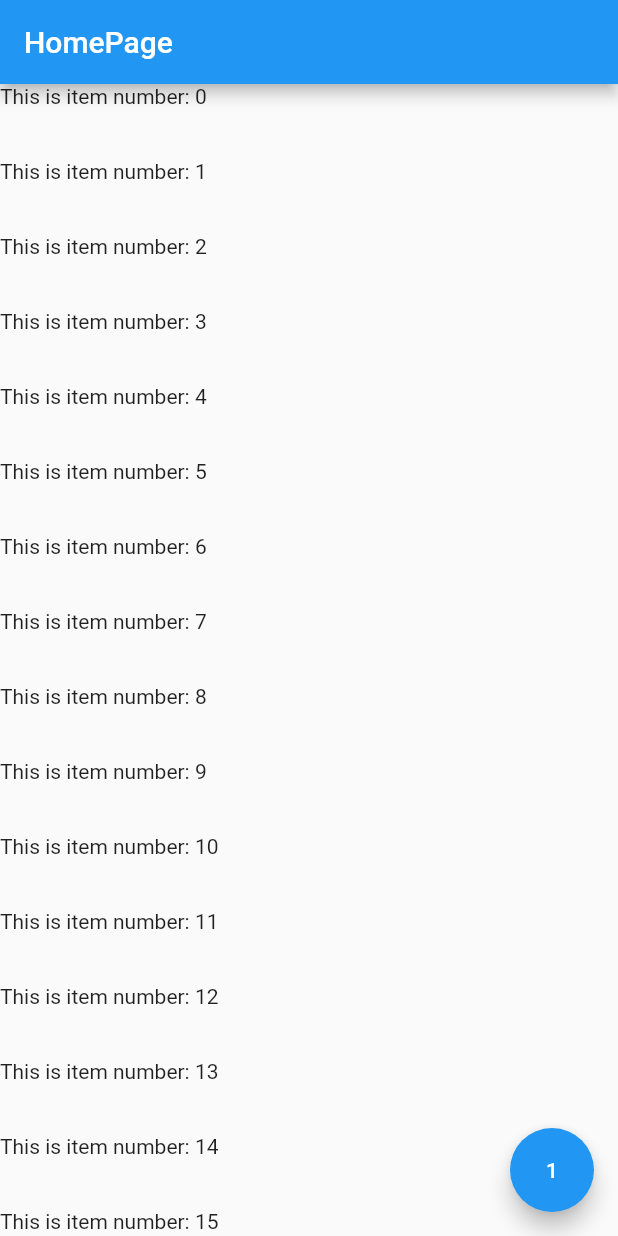
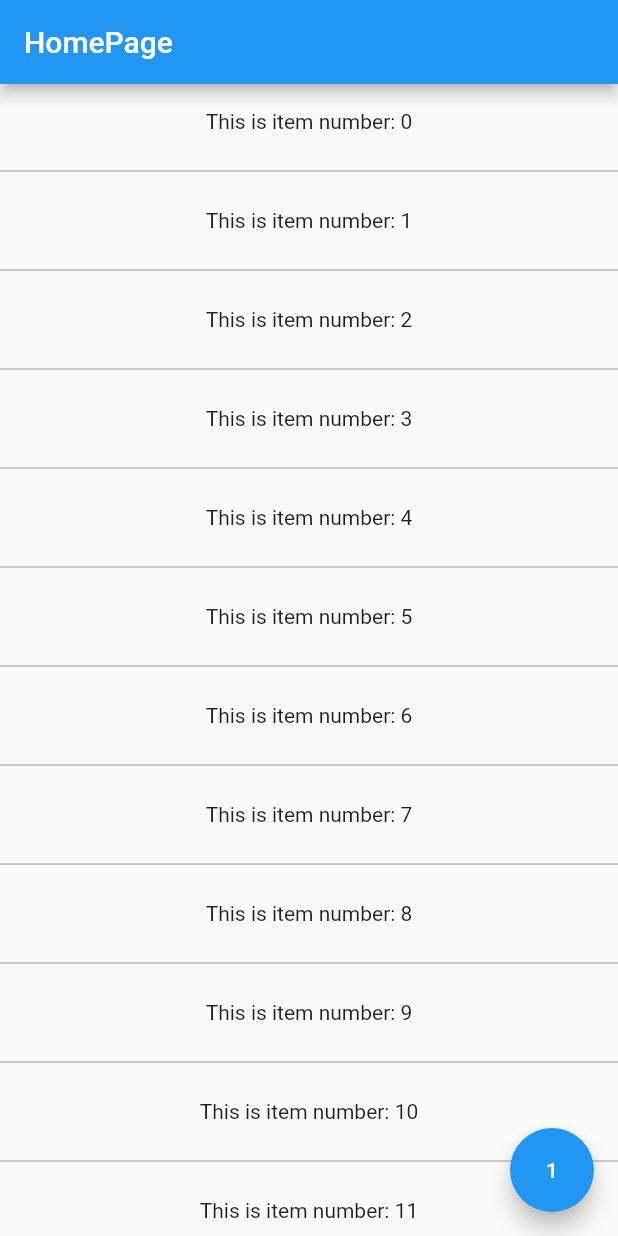
Before and after one commit to sansomguy/rate_it, a Flutter app: the screen it shows after launch, after a tap on an icon or button, on a phone screen of 412 x 824 dp. Run offline on Flutter 3.47's test engine with Material 2 defaults, Android fonts, the phone set to English and light mode, and no system bars; our stand-ins replace flutter_redux, redux.

Commit message:
Added navigation to the list items

```diff
--- a/lib/home/home.dart
+++ b/lib/home/home.dart
@@ -1,7 +1,7 @@
 
 import 'package:flutter/material.dart';
 import 'package:flutter_redux/flutter_redux.dart';
-import 'package:rate_it/todo_list_view/todo_list_view.dart';
+import 'package:rate_it/todo/list/todo_list_view.dart';
 import '../state/state.dart' as state;
 
 class MyHomePageViewModel {
--- a/lib/state/state.dart
+++ b/lib/state/state.dart
@@ -1,4 +1,5 @@
-import 'package:rate_it/todo_list_state/reducer.dart';
+import 'package:rate_it/todo/state/model.dart';
+import 'package:rate_it/todo/state/reducer.dart';
 
 enum Actions { Increment }
 
--- /dev/null
+++ b/lib/todo/list/todo_list_view.dart
@@ -0,0 +1,56 @@
+import 'package:flutter/material.dart';
+import 'package:flutter_redux/flutter_redux.dart';
+import 'package:rate_it/state/state.dart';
+import 'package:rate_it/todo/item/route.dart';
+import 'package:rate_it/todo/state/actions.dart';
+import 'package:rate_it/todo/state/model.dart';
+
+class TodoListViewModel {
+  final List<TodoItem> items;
+  final Function complete;
+  final Function selectItem;
+  TodoListViewModel({this.items, this.complete, this.selectItem});
+}
+
+class TodoListView extends StatelessWidget {
+  @override
+  Widget build(BuildContext context) {
+    return StoreConnector<AppState, TodoListViewModel>(
+      converter: (store) {
+        return TodoListViewModel(
+            items: store.state.todoListState.todoList,
+            complete: (int itemId) => store.dispatch(CompleteTodoListItemAction(itemId)),
+            selectItem: (TodoItem item) => store.dispatch(SelectTodoItemAction(item))
+
+        );
+      },
+      builder: (BuildContext context, TodoListViewModel vm) {
+        return ListView.separated(
+          itemCount: vm.items.length,
+          padding: EdgeInsets.all(0),
+          itemBuilder: (BuildContext context, int index){
+
+            if(vm.items.length <= index){
+              return null;
+            }
+
+            var item = vm.items[index];
+            return InkWell(
+              onTap: () {
+                vm.selectItem(item);
+                Navigator.push(context, MaterialPageRoute(builder:(context) => TodoItemRoute()));
+              },
+              child: Container(
+                  height: 50,
+                  child: Center(child: Text(item.title))
+              ),
+            );
+          },
+          separatorBuilder: (context, index) => Divider( color: Colors.black38)
+        );
+      },
+
+    );
+  }
+
+}
--- /dev/null
+++ b/lib/todo/state/actions.dart
@@ -0,0 +1,16 @@
+import 'model.dart';
+
+String CompleteItem = '[TodoList] Complete Item';
+String SelectItem = '[TodoList] select item';
+
+class CompleteTodoListItemAction {
+  final String type = CompleteItem;
+  final int todoItemId;
+  CompleteTodoListItemAction(this.todoItemId);
+}
+
+class SelectTodoItemAction {
+  final String type = SelectItem;
+  final TodoItem item;
+  SelectTodoItemAction(this.item);
+}
--- /dev/null
+++ b/lib/todo/state/model.dart
@@ -0,0 +1,7 @@
+class TodoItem {
+  final int id;
+  String title;
+  bool completed;
+
+  TodoItem({this.id, this.title, this.completed});
+}
--- /dev/null
+++ b/lib/todo/state/reducer.dart
@@ -0,0 +1,23 @@
+import 'actions.dart';
+import 'model.dart';
+
+class TodoListState {
+  List<TodoItem> todoList;
+  TodoItem selectedItem;
+
+  TodoListState({this.todoList});
+}
+
+Function lookupById(int id) => (TodoItem item) => item.id == id;
+
+TodoListState todoListReducer(TodoListState state, dynamic action) {
+  if(action is CompleteTodoListItemAction) {
+    var item = state.todoList.firstWhere(lookupById(action.todoItemId));
+    item.completed = true;
+  }
+
+  if(action is SelectTodoItemAction) {
+    state.selectedItem = action.item;
+  }
+  return state;
+}
--- a/lib/todo_list_state/actions.dart
+++ /dev/null
@@ -1,12 +0,0 @@
-String CompleteItem = '[TodoList] Complete Item';
-
-abstract class TodoListAction {
-  final int todoItemId;
-
-  TodoListAction(this.todoItemId);
-}
-
-class CompleteTodoListItemAction extends TodoListAction{
-  final String type = CompleteItem;
-  CompleteTodoListItemAction(int todoItemId): super(todoItemId);
-}
--- a/lib/todo_list_state/reducer.dart
+++ /dev/null
@@ -1,35 +0,0 @@
-import 'package:rate_it/todo_list_state/actions.dart';
-
-class TodoListState {
-  List<TodoItem> todoList;
-
-  TodoListState({this.todoList});
-}
-
-
-class TodoItem {
-  final int id;
-  String title;
-  bool completed;
-
-  TodoItem({this.id, this.title, this.completed});
-}
-
-
-Function lookupById(TodoListAction action) => (TodoItem item) => item.id == action.todoItemId;
-
-TodoListState todoListReducer(TodoListState state, dynamic action) {
-  if(action is CompleteTodoListItemAction) {
-    var item = state.todoList.firstWhere(lookupById(action));
-    if(item == null) {
-      throw Exception(['Could find item to complete: ${action.todoItemId}']);
-    }
-
-    state.todoList.removeWhere(lookupById(action));
-    item.completed = true;
-
-    state.todoList.add(item);
-  }
-
-  return state;
-}
--- a/lib/todo_list_view/todo_list_view.dart
+++ /dev/null
@@ -1,38 +0,0 @@
-import 'package:flutter/cupertino.dart';
-import 'package:flutter_redux/flutter_redux.dart';
-import 'package:rate_it/state/state.dart';
-import 'package:rate_it/todo_list_state/actions.dart';
-import 'package:rate_it/todo_list_state/reducer.dart';
-
-class TodoListViewModel {
-  final List<TodoItem> items;
-  final Function complete;
-  TodoListViewModel({this.items, this.complete});
-}
-
-class TodoListView extends StatelessWidget {
-  @override
-  Widget build(BuildContext context) {
-    return StoreConnector<AppState, TodoListViewModel>(
-      converter: (store) {
-        return TodoListViewModel(items: store.state.todoListState.todoList, complete: (int itemId) => store.dispatch(CompleteTodoListItemAction(itemId)));
-      },
-      builder: (BuildContext context, TodoListViewModel vm) {
-        return ListView.builder(
-          itemBuilder: (BuildContext context, int index){
-
-            if(vm.items.length <= index){
-              return null;
-            }
-            return Container(
-                height: 50,
-                child: Text(vm.items[index].title)
-            );
-          },
-        );
-      },
-
-    );
-  }
-
-}
```
Also changed, not shown: lib/todo/item/route.dart (added, +22 -0 lines), 2 other files.
